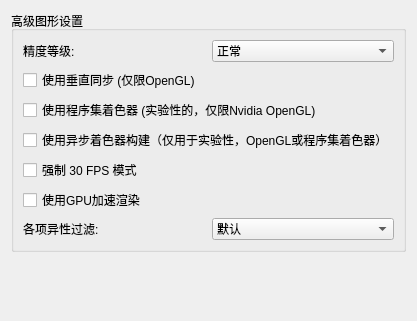
Qt form src/yuzu/configuration/configure_graphics_advanced.ui (formylover/yuzu-early-access) before a commit.
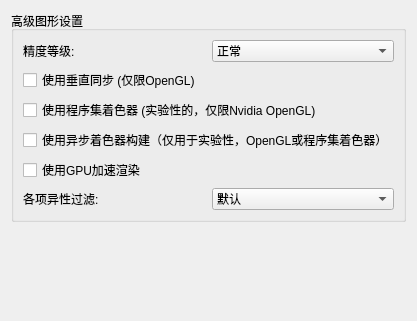
The same form after that commit.

```diff
--- a/src/yuzu/configuration/configure_graphics_advanced.ui
+++ b/src/yuzu/configuration/configure_graphics_advanced.ui
@@ -96,13 +96,6 @@
           </property>
          </widget>
         </item>
-        <item>
-         <widget class="QCheckBox" name="force_30fps_mode">
-          <property name="text">
-           <string>强制 30 FPS 模式</string>
-          </property>
-         </widget>
-        </item>
         <item>
          <widget class="QCheckBox" name="use_fast_gpu_time">
           <property name="text">
```
